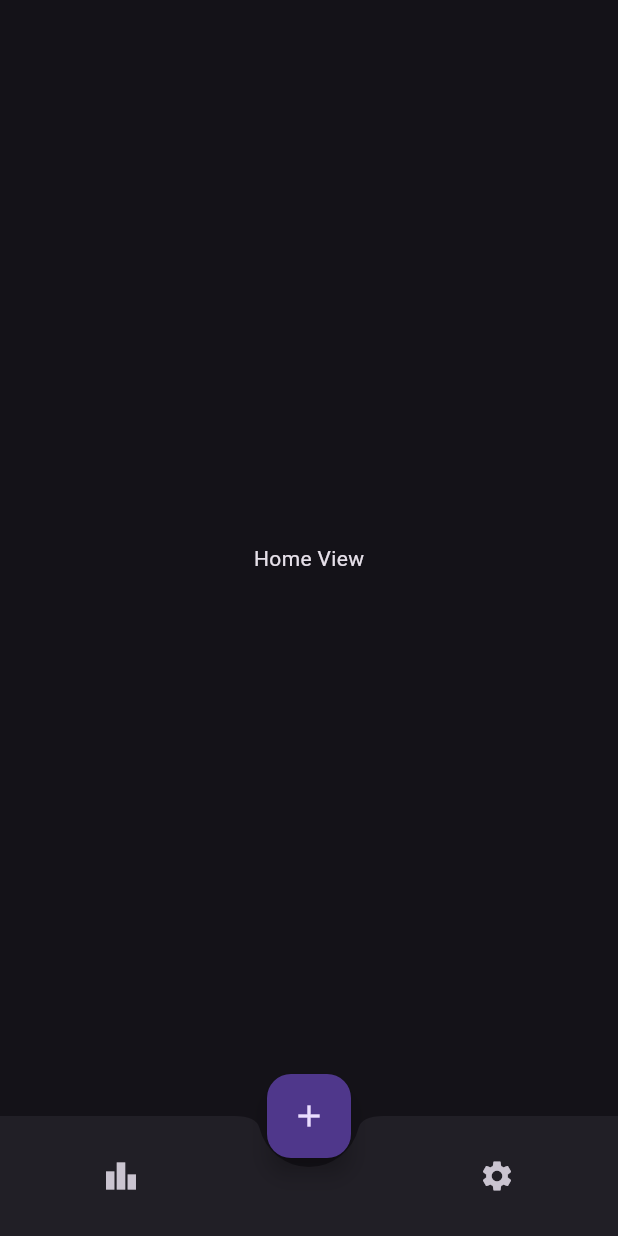
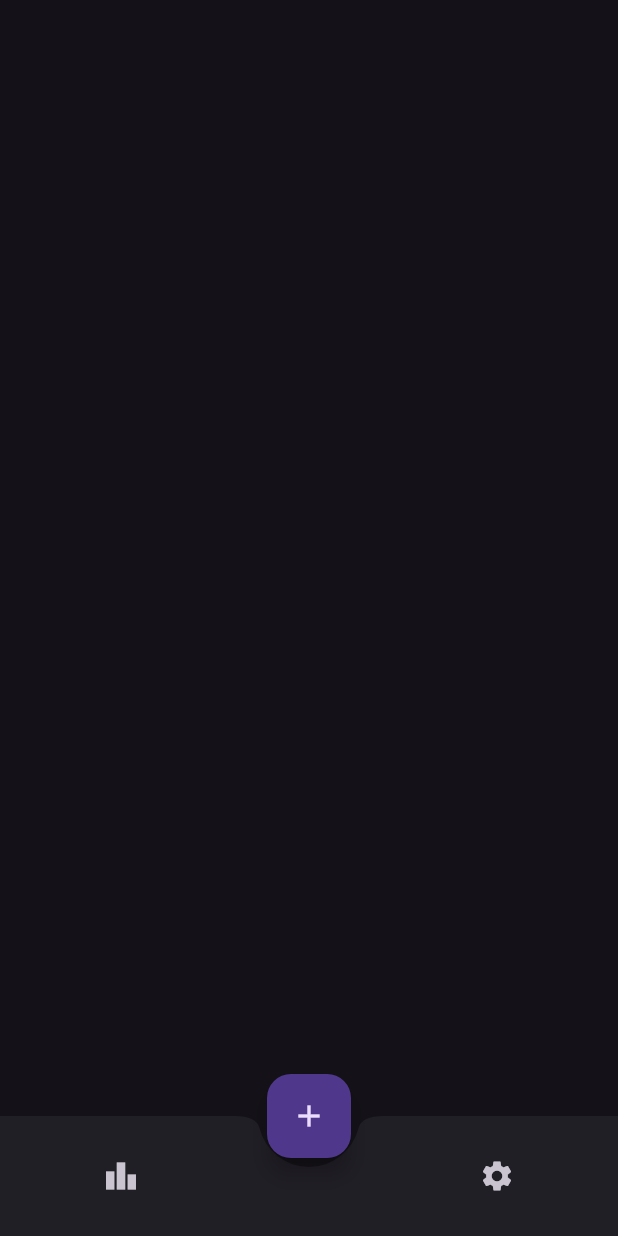
Before and after one commit to TheAlm1ghty0/BrewLog, a Flutter app: the screen it shows after launch, on a phone screen of 412 x 824 dp. Run offline on Flutter 3.47's test engine with Material 3 defaults, Android fonts, the phone set to English and light mode, and no system bars.

Commit message:
added entry and home display

```diff
--- a/lib/home_screen.dart
+++ b/lib/home_screen.dart
@@ -1,4 +1,6 @@
 import 'package:flutter/material.dart';
+import 'models/drink_entry.dart';
+import 'manual_entry.dart';
 
 class HomeScreen extends StatefulWidget {
   const HomeScreen({super.key});
@@ -10,13 +12,7 @@ class HomeScreen extends StatefulWidget {
 class _HomeScreenState extends State<HomeScreen> {
   int _selectedIndex = 1; // default to Home
   final PageController _pageController = PageController(initialPage: 1);
-
-  // Placeholder views for now
-  final List<Widget> _views = const [
-    Center(child: Text("Leaderboard View")),
-    Center(child: Text("Home View")),
-    Center(child: Text("Settings View")),
-  ];
+  final List<DrinkEntry> _drinks = [];
 
   void _onItemTapped(int index) {
     setState(() {
@@ -34,18 +30,26 @@ class _HomeScreenState extends State<HomeScreen> {
             ListTile(
               leading: const Icon(Icons.edit),
               title: const Text('Manual Entry'),
-              onTap: () {
+              onTap: () async {
                 Navigator.pop(context);
-                // TODO: Navigate to manual entry form
+                final result = await Navigator.push(
+                  context,
+                  MaterialPageRoute(
+                    builder: (context) => const ManualEntryScreen(),
+                  ),
+                );
+                if (result != null && result is DrinkEntry) {
+                  setState(() {
+                    _drinks.add(result);
+                  });
+                }
               },
             ),
             ListTile(
               leading: const Icon(Icons.camera_alt),
               title: const Text('Picture/Automatic Entry'),
-              enabled: false, // disabled for now
-              onTap: () {
-                // Future: open camera
-              },
+              enabled: false,
+              onTap: () {},
             ),
           ],
         );
@@ -63,7 +67,11 @@ class _HomeScreenState extends State<HomeScreen> {
             _selectedIndex = index;
           });
         },
-        children: _views,
+        children: [
+          const Center(child: Text("Leaderboard View (placeholder)")),
+          DrinkListView(drinks: _drinks),
+          const Center(child: Text("Settings View (placeholder)")),
+        ],
       ),
       floatingActionButton: FloatingActionButton(
         onPressed: _showAddDrinkMenu,
@@ -78,13 +86,17 @@ class _HomeScreenState extends State<HomeScreen> {
           children: [
             IconButton(
               icon: const Icon(Icons.leaderboard),
-              color: _selectedIndex == 0 ? Theme.of(context).colorScheme.primary : null,
+              color: _selectedIndex == 0
+                  ? Theme.of(context).colorScheme.primary
+                  : null,
               onPressed: () => _onItemTapped(0),
             ),
-            const SizedBox(width: 40), // space for FAB
+            const SizedBox(width: 40),
             IconButton(
               icon: const Icon(Icons.settings),
-              color: _selectedIndex == 2 ? Theme.of(context).colorScheme.primary : null,
+              color: _selectedIndex == 2
+                  ? Theme.of(context).colorScheme.primary
+                  : null,
               onPressed: () => _onItemTapped(2),
             ),
           ],
@@ -93,3 +105,31 @@ class _HomeScreenState extends State<HomeScreen> {
     );
   }
 }
+
+class DrinkListView extends StatelessWidget {
+  final List<DrinkEntry> drinks;
+  const DrinkListView({super.key, required this.drinks});
+
+  @override
+  Widget build(BuildContext context) {
+    final sorted = [...drinks]..sort((a, b) => b.timestamp.compareTo(a.timestamp));
+    return ListView.builder(
+      itemCount: sorted.length,
+      itemBuilder: (context, index) {
+        final drink = sorted[index];
+        return Card(
+          margin: const EdgeInsets.symmetric(horizontal: 12, vertical: 6),
+          child: ListTile(
+            leading: const Icon(Icons.local_drink),
+            title: Text("${drink.type} - ${drink.volume.toStringAsFixed(0)} ml"),
+            subtitle: Text(
+              "${drink.abv.toStringAsFixed(1)}% • ${drink.units.toStringAsFixed(2)} units\n"
+                  "${drink.timestamp.toLocal()}${drink.location != null ? " • ${drink.location}" : ""}",
+            ),
+            isThreeLine: true,
+          ),
+        );
+      },
+    );
+  }
+}
--- /dev/null
+++ b/lib/models/drink_entry.dart
@@ -0,0 +1,17 @@
+class DrinkEntry {
+  final DateTime timestamp;
+  final String type;
+  final double volume;
+  final double abv;
+  final double units;
+  final String? location; // optional for now
+
+  DrinkEntry({
+    required this.timestamp,
+    required this.type,
+    required this.volume,
+    required this.abv,
+    required this.units,
+    this.location,
+  });
+}
```
Also changed, not shown: lib/manual_entry.dart (added, +117 -0 lines).
